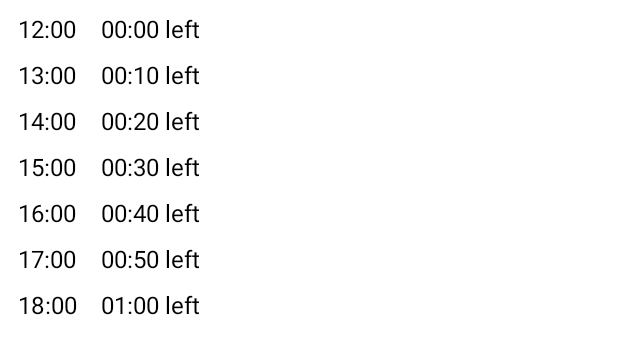
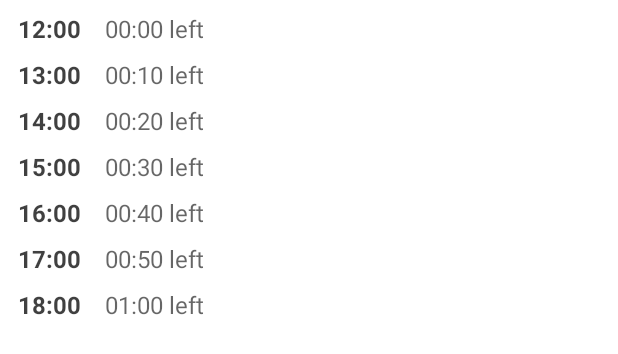
Before and after one commit to lazyyq/HumphreysBus, an Android app: the layout activity_bus_details_column.xml on its own in the app's theme, with its tools: preview values and no code run, on a phone screen of 412 x 824 dp. Shown: the top 354 px of the screen. Run offline under Robolectric (Android 15) with nearby library versions, the phone set to English and light mode, and no system bars.

Commit message:
Cosmetic changes in bus details view

```diff
--- a/app/src/main/res/layout/activity_bus_details_column.xml
+++ b/app/src/main/res/layout/activity_bus_details_column.xml
@@ -16,7 +16,9 @@
         android:layout_width="wrap_content"
         android:layout_height="match_parent"
         android:layout_gravity="start"
+        android:textColor="#BF000000"
         android:gravity="start"
+        android:textStyle="bold"
         android:lineSpacingExtra="12sp"
         android:textSize="16sp"
         tools:text="12:00\n13:00\n14:00\n15:00\n16:00\n17:00\n18:00" />
@@ -27,6 +29,7 @@
         tools:layout_weight="1" />
 
     <TextView
+        android:textColor="#99000000"
         android:id="@+id/tvTimeLeftColumn"
         android:layout_width="wrap_content"
         android:layout_height="match_parent"
```
